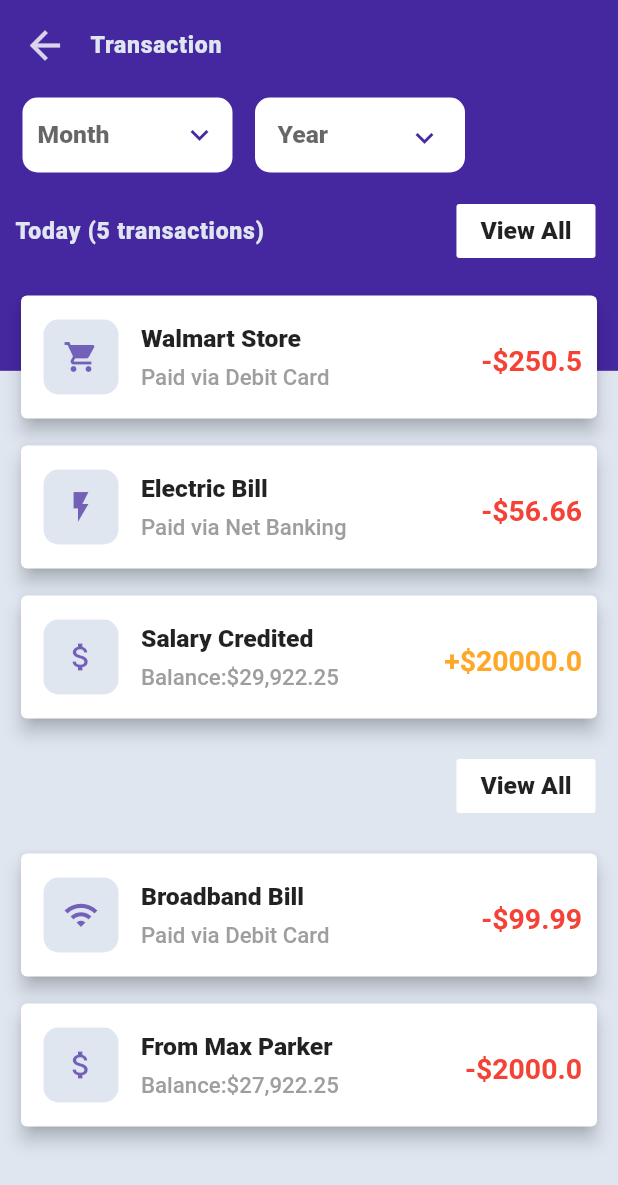
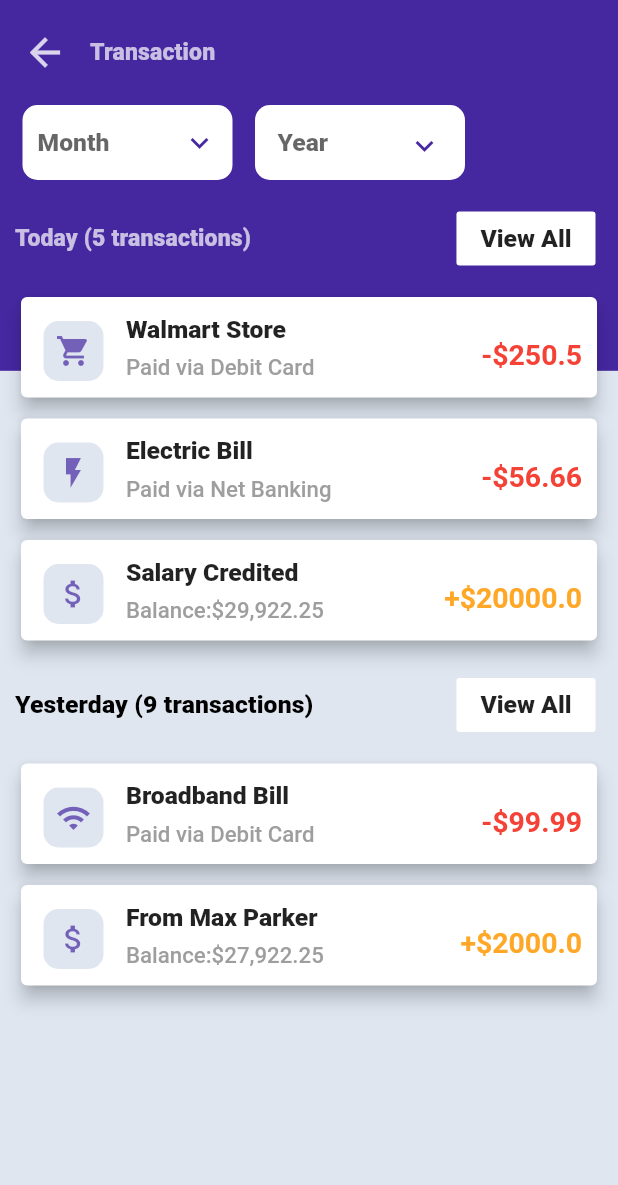
Before and after one commit to 1cornerstone/BoxBank, a Flutter app: the screen it shows after launch, on a phone screen of 412 x 824 dp. Shown: the top 1185 px of the screen. Run offline on Flutter 3.47's test engine with Material 2 defaults, Android fonts, the phone set to English and light mode, and no system bars.

Commit message:
make changes

```diff
--- a/lib/res/textStyles.dart
+++ b/lib/res/textStyles.dart
@@ -1,6 +1,7 @@
 import 'package:boxbank/res/appColors.dart';
 import 'package:boxbank/res/sizeConfig.dart';
 import 'package:flutter/cupertino.dart';
+import 'package:flutter/material.dart';
 
 class Styles {
 
@@ -22,8 +23,15 @@ class Styles {
   static final TextStyle textStyle2 = TextStyle(
       fontSize:  SizeConfig.divHeight  * 2.0 ,
       fontWeight: FontWeight.w800,
-      color: AppColors.bgColor,
-    letterSpacing: 0.5
+      color: AppColors.whiteColor.withOpacity(0.7),
+    letterSpacing: 0.1
+  );
+
+  static final TextStyle textStyle3 = TextStyle(
+      fontSize:  SizeConfig.divHeight  * 2.0 ,
+      fontWeight: FontWeight.w800,
+      color: Colors.black,
+    letterSpacing: 0.1
   );
 
   static final TextStyle dropDownTextStyle= TextStyle(
--- a/lib/ui/dashboard.dart
+++ b/lib/ui/dashboard.dart
@@ -102,6 +102,7 @@ class _balance extends StatelessWidget {
           "Available Balance",
           style: TextStyle(
               fontWeight: FontWeight.w500,
+              fontSize:SizeConfig.divHeight * 1.8 ,
               color: AppColors.whiteColor.withOpacity(0.6)),
         ),
       ),
--- a/lib/ui/transactions.dart
+++ b/lib/ui/transactions.dart
@@ -27,11 +27,8 @@ class Transactions extends StatelessWidget {
                       _dropDown(),
                        _transText(headTitle: 'Today (5 transactions)',tailTitle: 'View All',),
                          _List(list: today5,),
-                         SizedBox(height: 2,),
-                         _transText(headTitle: 'Yesterday (9 transactions)',tailTitle: 'View All',),
-                         SizedBox(height: 2,),
+                         _BtransText(headTitle: 'Yesterday (9 transactions)',tailTitle: 'View All',),
                          _List(list: trans9,),
-
                        ],
                      ),
                    )
@@ -189,6 +186,42 @@ class _transText extends StatelessWidget {
   }
 }
 
+class _BtransText extends StatelessWidget {
+  final String headTitle;
+  final String tailTitle;
+
+  const _BtransText({Key key, this.headTitle, this.tailTitle}) : super(key: key);
+
+
+  @override
+  Widget build(BuildContext context) {
+    return Container(
+     padding: EdgeInsets.all(10.0),
+      width: MediaQuery.of(context).size.width,
+      child: Row(
+        mainAxisAlignment: MainAxisAlignment.spaceBetween,
+        children: <Widget>[
+          Text(
+           headTitle,
+            style: Styles.textStyle3,
+          ),
+          Padding(
+            padding: const EdgeInsets.only(right:5.0),
+            child: FlatButton(
+              color: AppColors.whiteColor,
+              onPressed: () {},
+              child: Text(
+                tailTitle,
+                style: Styles.dropDownTextStyle,
+              ),
+            ),
+          )
+        ],
+      ),
+    );
+  }
+}
+
 class _List extends StatelessWidget {
   final List list;
 
@@ -200,10 +233,10 @@ class _List extends StatelessWidget {
         shrinkWrap: true,
         itemBuilder: (BuildContext context, int index) {
           return Container(
-            margin: EdgeInsets.fromLTRB(10.0,5.0,10.0,5.0),
-            height: 90,
+            margin: EdgeInsets.fromLTRB(10.0,1.0,10.0,5.0),
+            height: 75,
             decoration: BoxDecoration(
-              borderRadius: BorderRadius.circular(20.0)
+              borderRadius: BorderRadius.circular(40.0)
             ),
             child: Card(
               elevation: 5,
@@ -214,14 +247,14 @@ class _List extends StatelessWidget {
                     mainAxisAlignment: MainAxisAlignment.spaceAround,
                     children: <Widget>[
                       Container(
-                        margin: EdgeInsets.fromLTRB(15.0,5.0,10.0,5.0),
+                        margin: EdgeInsets.fromLTRB(15.0,5.0,10.0,0.0),
                         child: Icon(list[index].iconData,  color: AppColors.primaryColor.withOpacity(0.7)),
                         decoration: BoxDecoration(
                             color: AppColors.bgColor,
                             borderRadius: BorderRadius.circular(10.0)
                         ),
-                        height: 50,
-                        width: 50,
+                        height: 40,
+                        width: 40,
                         alignment: Alignment.center,
                       ),
                       SizedBox(width: 5),
@@ -255,13 +288,13 @@ class _List extends StatelessWidget {
                   ),
                   Container(
                     alignment: Alignment.centerRight,
-                      margin: EdgeInsets.fromLTRB(0.0,10.0,10.0,5.0),
+                      margin: EdgeInsets.fromLTRB(0.0,10.0,10.0,0.0),
                     child: Text(
-                        ((today5[index].type =="debit")? '-' : '+')+ '\$' + list[index].price.toString(),
+                        ((list[index].type =="debit")? '-' : '+')+ '\$' + list[index].price.toString(),
                       style: TextStyle(
                         fontWeight: FontWeight.w600,
                           fontSize: SizeConfig.divHeight * 2.30,
-                          color: (today5[index].type =="debit")? Colors.red[500] : Colors.orange[400],
+                          color: (list[index].type =="debit")? Colors.red[500] : Colors.orange[400],
 
                       ),),)
                 ],
--- a/lib/widgets/TopBar.dart
+++ b/lib/widgets/TopBar.dart
@@ -14,7 +14,7 @@ class Topbar extends StatelessWidget {
   @override
   Widget build(BuildContext context) {
     return Container(
-      padding: EdgeInsets.fromLTRB(15.0, 15.0, 15.0, 10.0),
+      padding: EdgeInsets.fromLTRB(15.0, 20.0, 15.0, 10.0),
       child: Row(
         children: <Widget>[
           GestureDetector(
```
